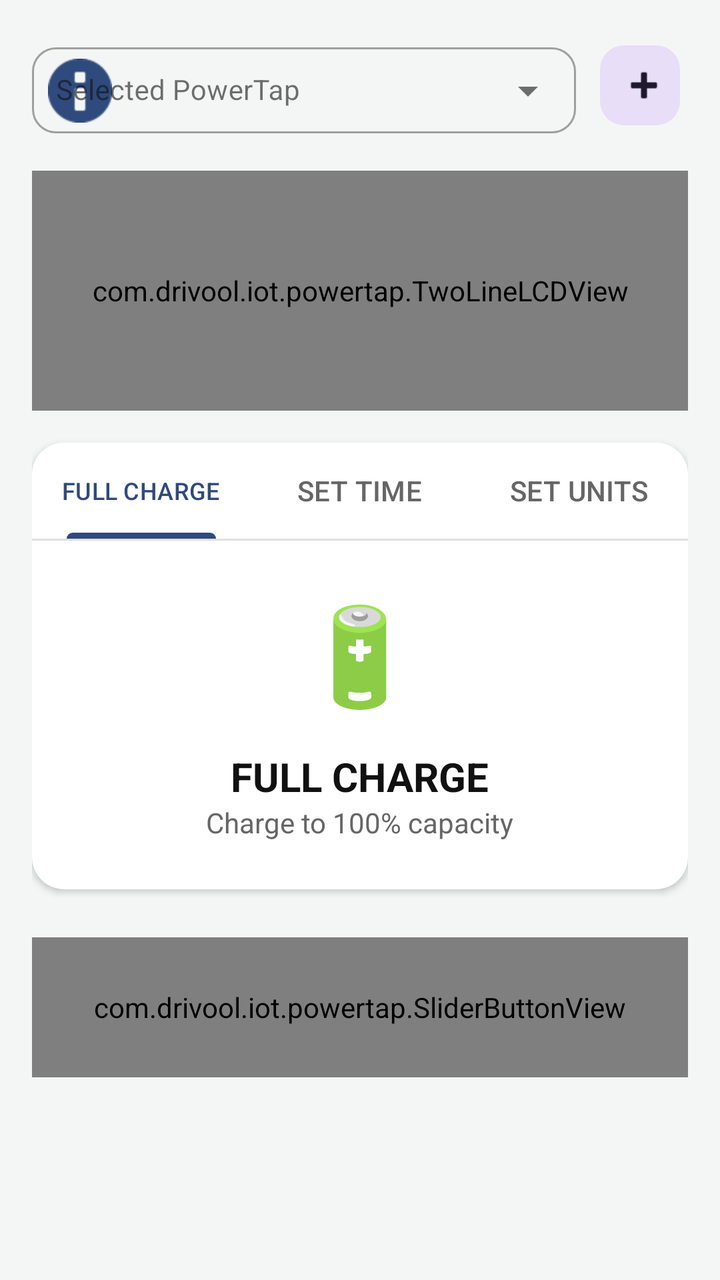
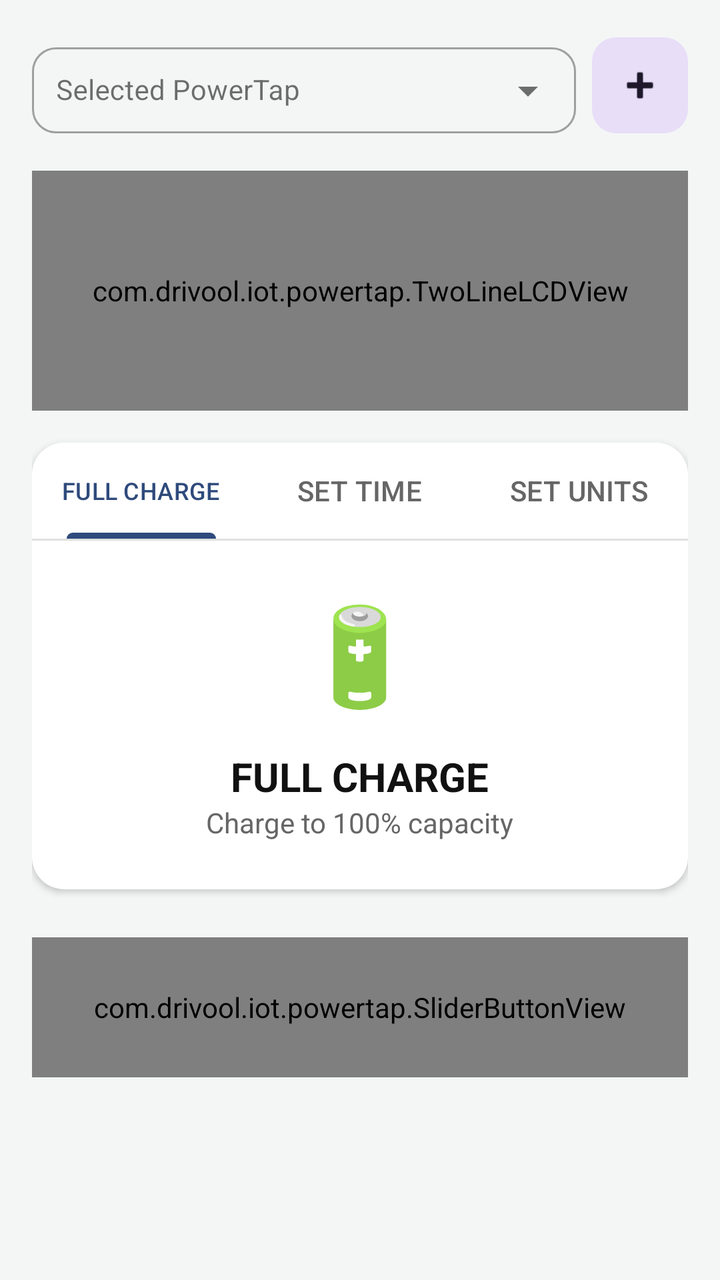

An Android layout rendered at two revisions. The XML below is the earlier revision; the diff shows what the commit changed to produce the second picture.
<!-- AndroidManifest.xml: application theme Theme.PowerTap -->
<!-- res/layout/fragment_home.xml -->
<?xml version="1.0" encoding="utf-8"?>
<ScrollView xmlns:android="http://schemas.android.com/apk/res/android"
    xmlns:app="http://schemas.android.com/apk/res-auto"
    android:layout_width="match_parent"
    android:layout_height="match_parent"
    android:background="?attr/colorSurface">

    <FrameLayout
        android:layout_width="match_parent"
        android:layout_height="match_parent">

        <LinearLayout
            android:id="@+id/mainContent"
            android:layout_width="match_parent"
            android:layout_height="wrap_content"
            android:orientation="vertical"
            android:padding="16dp"
            android:gravity="center_horizontal">

            
            <LinearLayout
                android:layout_width="match_parent"
                android:layout_height="wrap_content"
                android:layout_marginBottom="16dp"
                android:gravity="center_vertical"
                android:orientation="horizontal">

                <com.google.android.material.textfield.TextInputLayout
                    style="@style/Widget.MaterialComponents.TextInputLayout.OutlinedBox.ExposedDropdownMenu"
                    android:layout_width="0dp"
                    android:layout_height="wrap_content"
                    android:layout_marginEnd="8dp"
                    android:layout_weight="1"
                    android:hint="Selected PowerTap"
                    app:boxBackgroundColor="?attr/colorSurface"
                    app:boxCornerRadiusBottomEnd="12dp"
                    app:boxCornerRadiusBottomStart="12dp"
                    app:boxCornerRadiusTopEnd="12dp"
                    app:boxCornerRadiusTopStart="12dp"
                    app:startIconDrawable="@android:drawable/ic_dialog_info"
                    app:startIconTint="?attr/colorPrimary">

                    <AutoCompleteTextView
                        android:id="@+id/deviceSelector"
                        android:layout_width="match_parent"
                        android:layout_height="wrap_content"
                        android:inputType="none"
                        android:padding="12dp"
                        android:textSize="14sp" />
                </com.google.android.material.textfield.TextInputLayout>

                <com.google.android.material.button.MaterialButton
                    android:id="@+id/btnDisconnect"
                    style="@style/Widget.Material3.Button.IconButton.Filled.Tonal"
                    android:layout_width="48dp"
                    android:layout_height="48dp"
                    android:layout_marginEnd="8dp"
                    android:contentDescription="Disconnect"
                    android:visibility="gone"
                    app:cornerRadius="12dp"
                    app:icon="@android:drawable/ic_menu_close_clear_cancel"
                    app:iconSize="24dp"
                    app:iconTint="#D32F2F" />

                <com.google.android.material.button.MaterialButton
                    android:id="@+id/btnAddDevice"
                    style="@style/Widget.Material3.Button.IconButton.Filled.Tonal"
                    android:layout_width="48dp"
                    android:layout_height="48dp"
                    android:contentDescription="Add New Device"
                    app:cornerRadius="12dp"
                    app:icon="@android:drawable/ic_input_add"
                    app:iconSize="24dp" />
            </LinearLayout>

            
            <com.drivool.iot.powertap.TwoLineLCDView
                android:id="@+id/lcd_view"
                android:layout_width="match_parent"
                android:layout_height="120dp"
                android:layout_marginBottom="16dp" />

            
            <androidx.cardview.widget.CardView
                android:layout_width="match_parent"
                android:layout_height="wrap_content"
                android:layout_marginBottom="16dp"
                app:cardCornerRadius="16dp"
                app:cardElevation="2dp"
                app:cardBackgroundColor="?attr/colorSurfaceContainer">

                <LinearLayout
                    android:layout_width="match_parent"
                    android:layout_height="wrap_content"
                    android:orientation="vertical">

                    <com.google.android.material.tabs.TabLayout
                        android:id="@+id/tabLayout"
                        android:layout_width="match_parent"
                        android:layout_height="wrap_content"
                        app:tabIndicatorColor="?attr/colorPrimary"
                        app:tabSelectedTextColor="?attr/colorPrimary"
                        app:tabTextColor="?attr/colorOnSurfaceVariant"
                        app:tabRippleColor="@android:color/transparent"
                        app:tabMode="fixed"
                        app:tabGravity="fill"
                        android:background="?attr/colorSurfaceContainer">
                        <com.google.android.material.tabs.TabItem
                            android:layout_width="wrap_content"
                            android:layout_height="wrap_content"
                            android:text="FULL CHARGE" />
                        <com.google.android.material.tabs.TabItem
                            android:layout_width="wrap_content"
                            android:layout_height="wrap_content"
                            android:text="SET TIME" />
                        <com.google.android.material.tabs.TabItem
                            android:layout_width="wrap_content"
                            android:layout_height="wrap_content"
                            android:text="SET UNITS" />
                    </com.google.android.material.tabs.TabLayout>

                    <View
                        android:layout_width="match_parent"
                        android:layout_height="1dp"
                        android:background="?attr/colorOutlineVariant" />

                    <LinearLayout
                        android:layout_width="match_parent"
                        android:layout_height="wrap_content"
                        android:orientation="vertical"
                        android:padding="24dp"
                        android:gravity="center">

                        <TextView
                            android:id="@+id/txtIcon"
                            android:layout_width="wrap_content"
                            android:layout_height="wrap_content"
                            android:text="🔋"
                            android:textSize="48sp"
                            android:layout_marginBottom="16dp" />

                        <TextView
                            android:id="@+id/txtTitle"
                            android:layout_width="wrap_content"
                            android:layout_height="wrap_content"
                            android:text="FULL CHARGE"
                            android:textSize="20sp"
                            android:textStyle="bold"
                            android:textColor="?attr/colorOnSurface" />

                        <TextView
                            android:id="@+id/txtSubtitle"
                            android:layout_width="wrap_content"
                            android:layout_height="wrap_content"
                            android:text="Charge to 100% capacity"
                            android:textColor="?attr/colorOnSurfaceVariant"
                            android:textSize="14sp" />

                        <LinearLayout
                            android:id="@+id/sliderSection"
                            android:layout_width="match_parent"
                            android:layout_height="wrap_content"
                            android:orientation="vertical"
                            android:visibility="gone"
                            android:gravity="center">

                            <LinearLayout
                                android:layout_width="match_parent"
                                android:layout_height="wrap_content"
                                android:gravity="center_vertical"
                                android:orientation="horizontal">

                                <com.google.android.material.button.MaterialButton
                                    android:id="@+id/btnMinus"
                                    android:layout_width="56dp"
                                    android:layout_height="56dp"
                                    android:text="-"
                                    android:textAllCaps="false"
                                    android:textColor="?attr/colorOnPrimary"
                                    android:textStyle="bold"
                                    android:textSize="28sp"
                                    app:backgroundTint="?attr/colorPrimary"
                                    app:cornerRadius="28dp"
                                    android:padding="0dp"
                                    android:insetTop="0dp"
                                    android:insetBottom="0dp"
                                    android:insetLeft="0dp"
                                    android:insetRight="0dp"
                                    app:iconPadding="0dp" />

                                <TextView
                                    android:id="@+id/txtValue"
                                    android:layout_width="0dp"
                                    android:layout_height="wrap_content"
                                    android:layout_weight="1"
                                    android:gravity="center"
                                    android:text="1:00"
                                    android:textSize="32sp"
                                    android:textColor="?attr/colorOnSurface"
                                    android:textStyle="bold" />

                                <com.google.android.material.button.MaterialButton
                                    android:id="@+id/btnPlus"
                                    android:layout_width="56dp"
                                    android:layout_height="56dp"
                                    android:text="+"
                                    android:textAllCaps="false"
                                    android:textColor="?attr/colorOnPrimary"
                                    android:textStyle="bold"
                                    android:textSize="20sp"
                                    app:backgroundTint="?attr/colorPrimary"
                                    app:cornerRadius="28dp"
                                    android:padding="0dp"
                                    android:insetTop="0dp"
                                    android:insetBottom="0dp"
                                    android:insetLeft="0dp"
                                    android:insetRight="0dp"
                                    app:iconPadding="0dp" />
                            </LinearLayout>

                            <SeekBar
                                android:id="@+id/seekBar"
                                android:layout_width="match_parent"
                                android:layout_height="wrap_content"
                                android:layout_marginTop="16dp" />

                            <TextView
                                android:id="@+id/txtInfo"
                                android:layout_width="match_parent"
                                android:layout_height="wrap_content"
                                android:gravity="center"
                                android:textColor="?attr/colorOnSurfaceVariant"
                                android:textSize="14sp"
                                android:layout_marginTop="8dp" />
                        </LinearLayout>
                    </LinearLayout>
                </LinearLayout>
            </androidx.cardview.widget.CardView>

            <com.drivool.iot.powertap.SliderButtonView
                android:id="@+id/slider_button"
                android:layout_width="match_parent"
                android:layout_height="70dp"
                android:layout_marginTop="8dp" />

        </LinearLayout>

        
        <LinearLayout
            android:id="@+id/emptyState"
            android:layout_width="match_parent"
            android:layout_height="match_parent"
            android:background="?attr/colorSurface"
            android:gravity="center"
            android:orientation="vertical"
            android:padding="32dp"
            android:visibility="gone">

            <TextView
                android:layout_width="wrap_content"
                android:layout_height="wrap_content"
                android:text="👋"
                android:textSize="80sp" />

            <TextView
                android:layout_width="wrap_content"
                android:layout_height="wrap_content"
                android:layout_marginTop="16dp"
                android:text="Ready to Charge?"
                android:textColor="?attr/colorOnSurface"
                android:textSize="22sp"
                android:textStyle="bold" />

            <TextView
                android:layout_width="wrap_content"
                android:layout_height="wrap_content"
                android:layout_marginTop="8dp"
                android:gravity="center"
                android:text="Connect your first PowerTap device to get started."
                android:textColor="?attr/colorOnSurfaceVariant"
                android:textSize="16sp" />

            <com.google.android.material.button.MaterialButton
                android:id="@+id/btnSetupFirstDevice"
                android:layout_width="match_parent"
                android:layout_height="wrap_content"
                android:layout_marginTop="32dp"
                android:padding="16dp"
                android:text="Add New Device"
                app:cornerRadius="12dp"
                app:icon="@android:drawable/ic_input_add"
                app:iconGravity="textStart" />

        </LinearLayout>
    </FrameLayout>
</ScrollView>
<!-- resources referenced by this layout -->
<resources>
  <style name="Theme.PowerTap" parent="Base.Theme.PowerTap" />
  <style name="Base.Theme.PowerTap" parent="Theme.Material3.DayNight.NoActionBar">
          <item name="colorPrimary">@color/primary_blue</item>
          <item name="colorOnPrimary">@color/white</item>
          <item name="colorSecondary">@color/primary_blue</item>
          <item name="colorOnSecondary">@color/white</item>
  
          <item name="colorSurface">@color/bg_canvas</item>
          <item name="colorOnSurface">@color/text_primary</item>
          <item name="colorOnSurfaceVariant">@color/text_secondary</item>
          <item name="colorSurfaceContainer">@color/bg_card</item>
          <item name="colorSurfaceContainerLow">@color/bg_canvas</item>
          <item name="colorSurfaceContainerHigh">@color/bg_header</item>
          <item name="colorSurfaceContainerHighest">@color/bg_input</item>
          <item name="colorOutline">@color/text_tertiary</item>
          <item name="colorOutlineVariant">@color/divider</item>
  
          <item name="android:colorBackground">@color/bg_canvas</item>
          <item name="android:windowBackground">@color/bg_canvas</item>
          <item name="android:statusBarColor">?attr/colorPrimary</item>
          <item name="android:navigationBarColor">@color/bg_canvas</item>
          <item name="android:windowLightStatusBar" tools:targetApi="m">false</item>
          <item name="android:windowLightNavigationBar" tools:targetApi="o_mr1">true</item>
  
          <item name="colorError">@color/status_error</item>
          <item name="android:textColorPrimary">@color/text_primary</item>
          <item name="android:textColorSecondary">@color/text_secondary</item>
      </style>
  <color name="primary_blue">#2F4A7C</color>
  <color name="white">#FFFFFF</color>
  <color name="bg_canvas">#F4F6F6</color>
  <color name="text_primary">#111111</color>
  <color name="text_secondary">#666666</color>
  <color name="bg_card">#FFFFFF</color>
  <color name="bg_header">#E8E8E8</color>
  <color name="bg_input">#F0F0F0</color>
  <color name="text_tertiary">#999999</color>
  <color name="divider">#E0E0E0</color>
  <color name="status_error">#FF4444</color>
</resources>

<!-- the commit's change to res/layout/fragment_home.xml (unified diff, before → after) -->
@@ -36,9 +36,7 @@
                     app:boxCornerRadiusBottomEnd="12dp"
                     app:boxCornerRadiusBottomStart="12dp"
                     app:boxCornerRadiusTopEnd="12dp"
-                    app:boxCornerRadiusTopStart="12dp"
-                    app:startIconDrawable="@android:drawable/ic_dialog_info"
-                    app:startIconTint="?attr/colorPrimary">
+                    app:boxCornerRadiusTopStart="12dp">
 
                     <AutoCompleteTextView
                         android:id="@+id/deviceSelector"
@@ -56,9 +54,16 @@
                     android:layout_height="48dp"
                     android:layout_marginEnd="8dp"
                     android:contentDescription="Disconnect"
+                    android:insetLeft="0dp"
+                    android:insetRight="0dp"
+                    android:insetTop="0dp"
+                    android:insetBottom="0dp"
+                    android:padding="0dp"
                     android:visibility="gone"
                     app:cornerRadius="12dp"
                     app:icon="@android:drawable/ic_menu_close_clear_cancel"
+                    app:iconGravity="textStart"
+                    app:iconPadding="0dp"
                     app:iconSize="24dp"
                     app:iconTint="#D32F2F" />
 
@@ -68,8 +73,15 @@
                     android:layout_width="48dp"
                     android:layout_height="48dp"
                     android:contentDescription="Add New Device"
+                    android:insetLeft="0dp"
+                    android:insetRight="0dp"
+                    android:insetTop="0dp"
+                    android:insetBottom="0dp"
+                    android:padding="0dp"
                     app:cornerRadius="12dp"
                     app:icon="@android:drawable/ic_input_add"
+                    app:iconGravity="textStart"
+                    app:iconPadding="0dp"
                     app:iconSize="24dp" />
             </LinearLayout>
 
